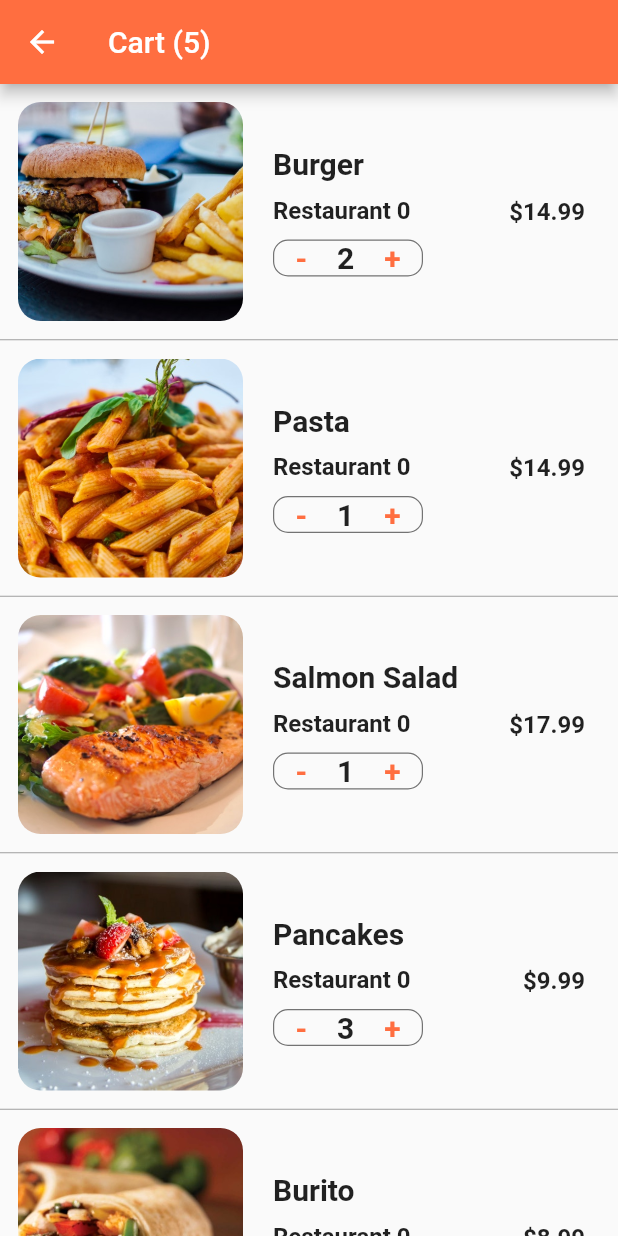
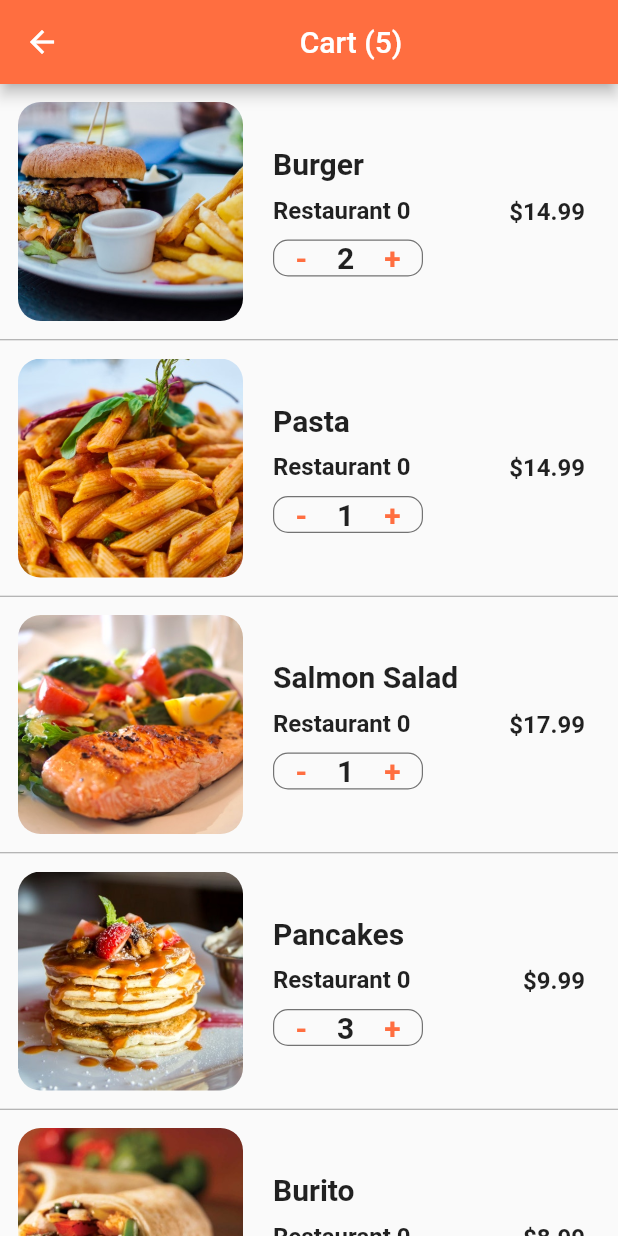
Before and after one commit to Tobils/dev-app, a Flutter app: the CartScreen screen opened directly, on a phone screen of 412 x 824 dp. Run offline on Flutter 3.47's test engine with Material 2 defaults, Android fonts, the phone set to English and light mode, and no system bars.

Commit message:
set title to center

```diff
--- a/food_delivery_ui/lib/screens/cart_screen.dart
+++ b/food_delivery_ui/lib/screens/cart_screen.dart
@@ -115,8 +115,9 @@ class _CartScreenState extends State<CartScreen> {
   Widget build(BuildContext context) {
     return Scaffold(
       appBar: AppBar(
-        title: Text('Cart (${currentUser.cart.length})'),
-      ),
+          title: Center(
+        child: Text('Cart (${currentUser.cart.length})'),
+      )),
       body: ListView.separated(
         itemCount: currentUser.cart.length,
         itemBuilder: (BuildContext context, int index) {
```
